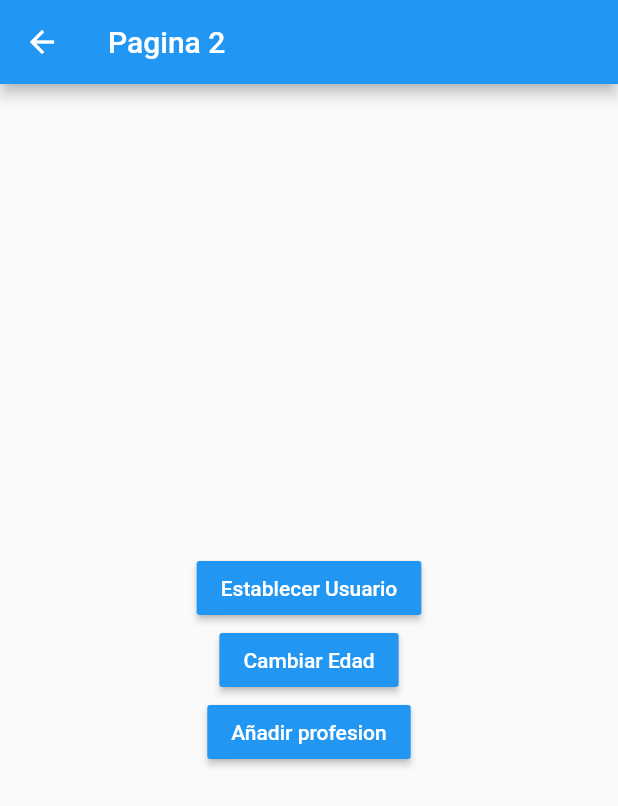
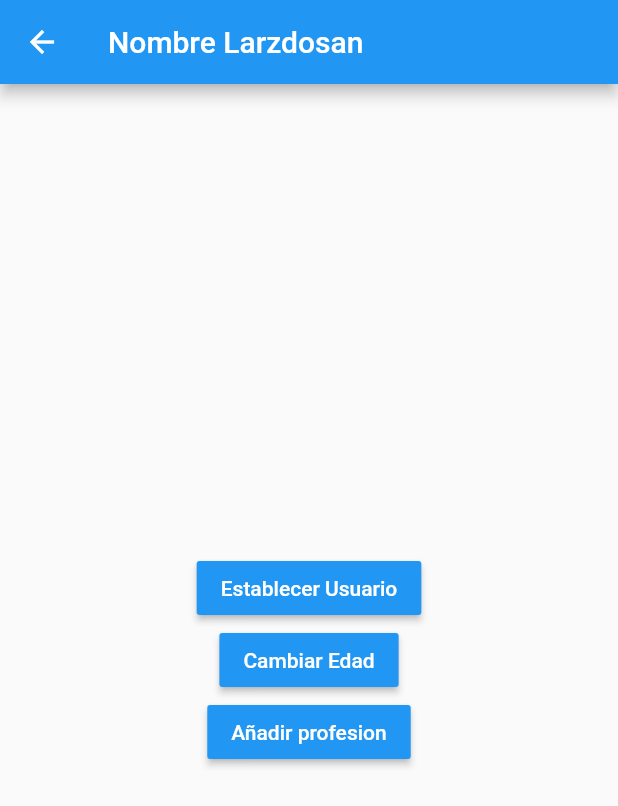
Before and after one commit to LarzlRael/flutter_advance, a Flutter app: the Pagina2Page screen opened by its route, after a tap on "Establecer Usuario", on a phone screen of 412 x 824 dp. Shown: the top 806 px of the screen. Run offline on Flutter 3.47's test engine with Material 2 defaults, Android fonts, the phone set to English and light mode, and no system bars; our stand-ins replace flutter_secure_storage, pie_chart, pull_to_refresh, socket_io_client; accounts and stored records are empty.

Commit message:
provder listo

```diff
--- a/03 State managers/singleton/lib/models/usuario.dart
+++ b/03 State managers/singleton/lib/models/usuario.dart
@@ -2,10 +2,12 @@ class Usuario {
   String nombre;
   int edad;
   List<String> profesiones;
+  bool show;
 
   Usuario({
     required this.nombre,
     required this.edad,
     required this.profesiones,
+    required this.show,
   });
 }
--- a/03 State managers/singleton/lib/pages/pagina1_page.dart
+++ b/03 State managers/singleton/lib/pages/pagina1_page.dart
@@ -1,13 +1,32 @@
 import 'package:flutter/material.dart';
+import 'package:provider/provider.dart';
+import 'package:singleton/models/usuario.dart';
+import 'package:singleton/services/usuario_service.dart';
 
 class Pagina1Page extends StatelessWidget {
   @override
   Widget build(BuildContext context) {
+    final usuarioService = Provider.of<UsuarioService>(context);
+
     return Scaffold(
       appBar: AppBar(
         title: Text('Pagina 1'),
+        actions: [
+          IconButton(
+            icon: Icon(Icons.exit_to_app),
+            onPressed: () {
+              usuarioService.removeUsuario();
+            },
+          )
+        ],
       ),
-      body: InformacionUsuario(),
+      body: usuarioService.existeUsuario
+          ? InformacionUsuario(
+              usuario: usuarioService.getUsuario,
+            )
+          : Center(
+              child: Text('No hay usuario seleccionado'),
+            ),
       floatingActionButton: FloatingActionButton(
         child: Icon(Icons.accessibility_new),
         onPressed: () {
@@ -19,8 +38,10 @@ class Pagina1Page extends StatelessWidget {
 }
 
 class InformacionUsuario extends StatelessWidget {
+  final Usuario usuario;
   const InformacionUsuario({
     Key? key,
+    required this.usuario,
   }) : super(key: key);
 
   @override
@@ -34,14 +55,17 @@ class InformacionUsuario extends StatelessWidget {
           Text('General',
               style: TextStyle(fontSize: 18, fontWeight: FontWeight.bold)),
           Divider(),
-          ListTile(title: Text('Nombre: ')),
-          ListTile(title: Text('Edad: ')),
+          ListTile(title: Text('Nombre: ${usuario.nombre}')),
+          ListTile(title: Text('Edad: ${usuario.edad}')),
           Text('Profesiones',
               style: TextStyle(fontSize: 18, fontWeight: FontWeight.bold)),
           Divider(),
-          ListTile(title: Text('Profesion 1')),
-          ListTile(title: Text('Profesion 1')),
-          ListTile(title: Text('Profesion 1')),
+          ...usuario.profesiones
+              .map((profesion) => ListTile(
+                    title: Text(profesion),
+                  ))
+              .toList()
+          // ListTile(title: Text('Profesion 1')),
         ],
       ),
     );
--- a/03 State managers/singleton/lib/pages/pagina2_page.dart
+++ b/03 State managers/singleton/lib/pages/pagina2_page.dart
@@ -1,11 +1,17 @@
 import 'package:flutter/material.dart';
+import 'package:provider/provider.dart';
+import 'package:singleton/models/usuario.dart';
+import 'package:singleton/services/usuario_service.dart';
 
 class Pagina2Page extends StatelessWidget {
   @override
   Widget build(BuildContext context) {
+    final usuarioService = Provider.of<UsuarioService>(context);
     return Scaffold(
       appBar: AppBar(
-        title: Text('Pagina 2'),
+        title: usuarioService.existeUsuario
+            ? Text('Nombre ${usuarioService.usuario.nombre}')
+            : Text('Pagina 2'),
       ),
       body: Center(
         child: Column(
@@ -17,7 +23,18 @@ class Pagina2Page extends StatelessWidget {
                 'Establecer Usuario',
                 style: TextStyle(color: Colors.white),
               ),
-              onPressed: () {},
+              onPressed: () {
+                final newUser = Usuario(
+                  nombre: 'Larzdosan',
+                  edad: 20,
+                  profesiones: [
+                    'Fullstack developer',
+                    'video jugador experto :F'
+                  ],
+                  show: true,
+                );
+                usuarioService.setUsuario = newUser;
+              },
             ),
             MaterialButton(
               color: Colors.blue,
@@ -25,7 +42,9 @@ class Pagina2Page extends StatelessWidget {
                 'Cambiar Edad',
                 style: TextStyle(color: Colors.white),
               ),
-              onPressed: () {},
+              onPressed: () {
+                usuarioService.cambiarEdad(45);
+              },
             ),
             MaterialButton(
               color: Colors.blue,
@@ -33,7 +52,7 @@ class Pagina2Page extends StatelessWidget {
                 'Añadir profesion',
                 style: TextStyle(color: Colors.white),
               ),
-              onPressed: () {},
+              onPressed: usuarioService.agregarProfesion,
             ),
           ],
         ),
--- /dev/null
+++ b/03 State managers/singleton/lib/services/usuario_service.dart
@@ -0,0 +1,34 @@
+import 'package:flutter/material.dart';
+import 'package:singleton/models/usuario.dart';
+
+class UsuarioService with ChangeNotifier {
+  Usuario usuario;
+
+  UsuarioService({required this.usuario});
+
+  Usuario get getUsuario => this.usuario;
+  bool get existeUsuario => this.usuario.show ? true : false;
+
+  set setUsuario(Usuario user) {
+    this.usuario = user;
+    notifyListeners();
+  }
+
+  void cambiarEdad(int edad) {
+    this.usuario.edad = edad;
+    notifyListeners();
+  }
+
+  void removeUsuario() {
+    this.usuario.show = false;
+    notifyListeners();
+  }
+
+  void agregarProfesion() {
+    this
+        .usuario
+        .profesiones
+        .add('profesion ${this.usuario.profesiones.length + 1}');
+    notifyListeners();
+  }
+}
--- a/03 State managers/singleton/pubspec.yaml
+++ b/03 State managers/singleton/pubspec.yaml
@@ -28,6 +28,7 @@ dependencies:
   # The following adds the Cupertino Icons font to your application.
   # Use with the CupertinoIcons class for iOS style icons.
   cupertino_icons: ^1.0.2
+  provider: ^5.0.0
 
 dev_dependencies:
   flutter_test:
```
Also changed, not shown: 03 State managers/singleton/lib/main.dart (+17 -2 lines), 03 State managers/singleton/pubspec.lock.
